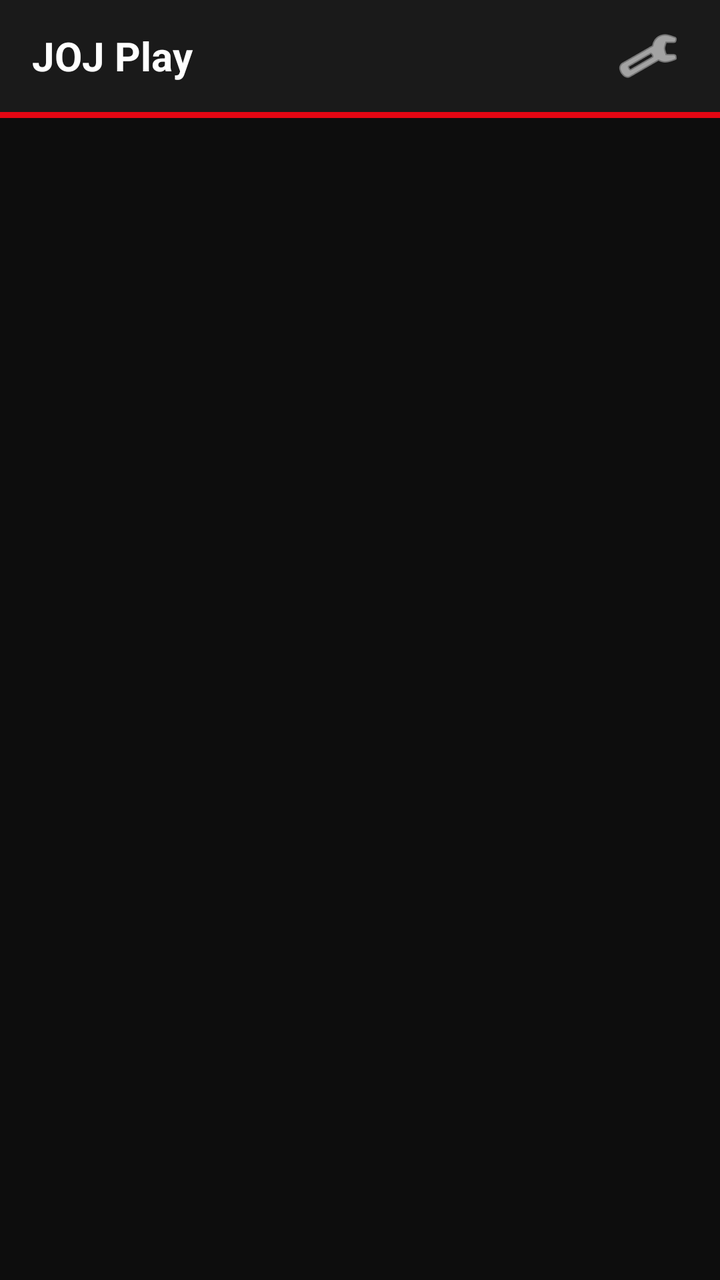
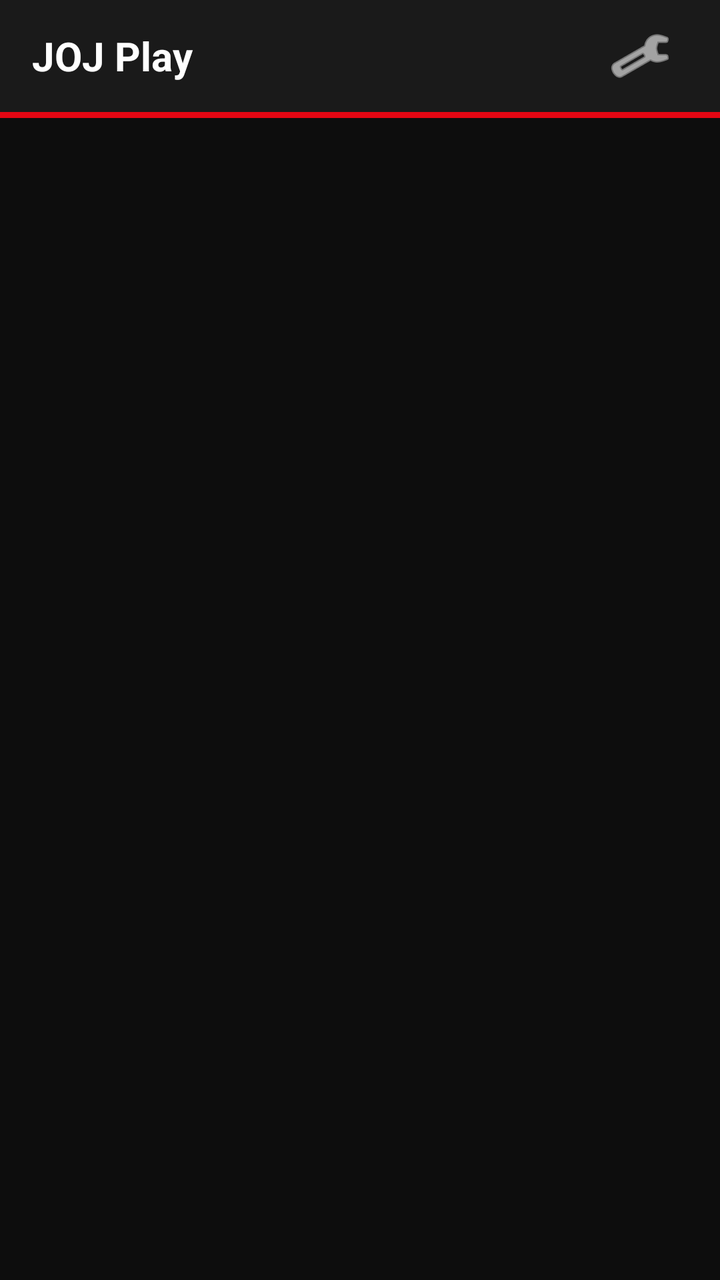

An Android layout rendered at two revisions. The XML below is the earlier revision; the diff shows what the commit changed to produce the second picture.
<!-- AndroidManifest.xml: application theme Theme.JojPlay -->
<!-- res/layout/activity_main.xml -->
<?xml version="1.0" encoding="utf-8"?>
<androidx.constraintlayout.widget.ConstraintLayout
    xmlns:android="http://schemas.android.com/apk/res/android"
    xmlns:app="http://schemas.android.com/apk/res-auto"
    android:layout_width="match_parent"
    android:layout_height="match_parent"
    android:background="#0D0D0D">

    
    <LinearLayout
        android:id="@+id/topBar"
        android:layout_width="match_parent"
        android:layout_height="56dp"
        android:orientation="horizontal"
        android:gravity="center_vertical"
        android:paddingStart="16dp"
        android:paddingEnd="16dp"
        android:background="#1A1A1A"
        app:layout_constraintTop_toTopOf="parent"
        app:layout_constraintStart_toStartOf="parent">

        <TextView
            android:id="@+id/titleView"
            android:layout_width="0dp"
            android:layout_height="wrap_content"
            android:layout_weight="1"
            android:text="JOJ Play"
            android:textColor="#FFFFFF"
            android:textSize="20sp"
            android:textStyle="bold"/>

        <ImageButton
            android:id="@+id/btnSettings"
            android:layout_width="40dp"
            android:layout_height="40dp"
            android:src="@android:drawable/ic_menu_preferences"
            android:background="?attr/selectableItemBackgroundBorderless"
            android:tint="#FFFFFF"
            android:contentDescription="Nastavenia"/>
    </LinearLayout>

    
    <View
        android:id="@+id/accentLine"
        android:layout_width="match_parent"
        android:layout_height="3dp"
        android:background="#E30613"
        app:layout_constraintTop_toBottomOf="@id/topBar"
        app:layout_constraintStart_toStartOf="parent"/>

    <androidx.recyclerview.widget.RecyclerView
        android:id="@+id/recycler"
        android:layout_width="match_parent"
        android:layout_height="0dp"
        android:padding="8dp"
        android:clipToPadding="false"
        app:layout_constraintTop_toBottomOf="@id/accentLine"
        app:layout_constraintBottom_toBottomOf="parent"
        app:layout_constraintStart_toStartOf="parent"
        app:layout_constraintEnd_toEndOf="parent"/>

    <ProgressBar
        android:id="@+id/progressBar"
        android:layout_width="wrap_content"
        android:layout_height="wrap_content"
        android:visibility="gone"
        android:indeterminateTint="#E30613"
        app:layout_constraintTop_toTopOf="parent"
        app:layout_constraintBottom_toBottomOf="parent"
        app:layout_constraintStart_toStartOf="parent"
        app:layout_constraintEnd_toEndOf="parent"/>

    <TextView
        android:id="@+id/errorView"
        android:layout_width="wrap_content"
        android:layout_height="wrap_content"
        android:textColor="#FF6B6B"
        android:textSize="16sp"
        android:gravity="center"
        android:padding="24dp"
        android:visibility="gone"
        app:layout_constraintTop_toTopOf="parent"
        app:layout_constraintBottom_toBottomOf="parent"
        app:layout_constraintStart_toStartOf="parent"
        app:layout_constraintEnd_toEndOf="parent"/>

</androidx.constraintlayout.widget.ConstraintLayout>
<!-- resources referenced by this layout -->
<resources>
  <style name="Theme.JojPlay" parent="Theme.MaterialComponents.DayNight.NoActionBar">
          <item name="colorPrimary">#E30613</item>
          <item name="colorPrimaryVariant">#B00010</item>
          <item name="colorOnPrimary">#FFFFFF</item>
          <item name="colorSecondary">#E30613</item>
          <item name="android:windowBackground">#0D0D0D</item>
          <item name="android:statusBarColor">#000000</item>
          <item name="android:navigationBarColor">#000000</item>
      </style>
</resources>

<!-- the commit's change to res/layout/activity_main.xml (unified diff, before → after) -->
@@ -6,7 +6,6 @@
     android:layout_height="match_parent"
     android:background="#0D0D0D">
 
-    
     <LinearLayout
         android:id="@+id/topBar"
         android:layout_width="match_parent"
@@ -31,15 +30,15 @@
 
         <ImageButton
             android:id="@+id/btnSettings"
-            android:layout_width="40dp"
-            android:layout_height="40dp"
+            android:layout_width="48dp"
+            android:layout_height="48dp"
             android:src="@android:drawable/ic_menu_preferences"
             android:background="?attr/selectableItemBackgroundBorderless"
             android:tint="#FFFFFF"
+            android:focusable="true"
             android:contentDescription="Nastavenia"/>
     </LinearLayout>
 
-    
     <View
         android:id="@+id/accentLine"
         android:layout_width="match_parent"
@@ -54,6 +53,8 @@
         android:layout_height="0dp"
         android:padding="8dp"
         android:clipToPadding="false"
+        android:focusable="true"
+        android:descendantFocusability="afterDescendants"
         app:layout_constraintTop_toBottomOf="@id/accentLine"
         app:layout_constraintBottom_toBottomOf="parent"
         app:layout_constraintStart_toStartOf="parent"
